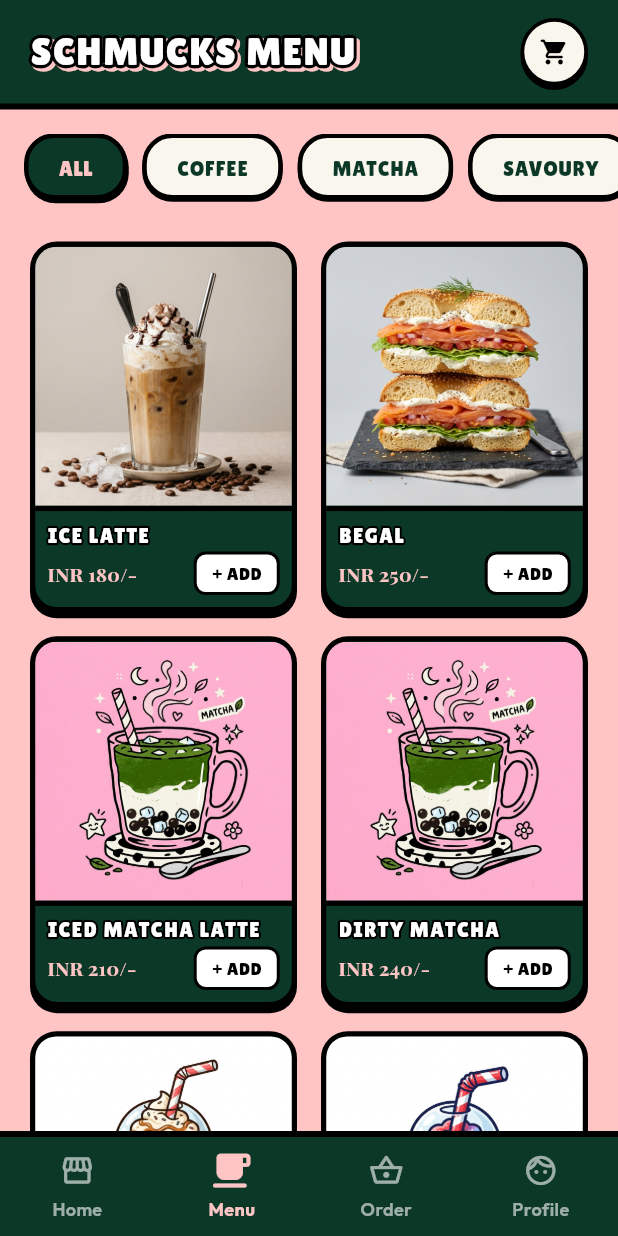
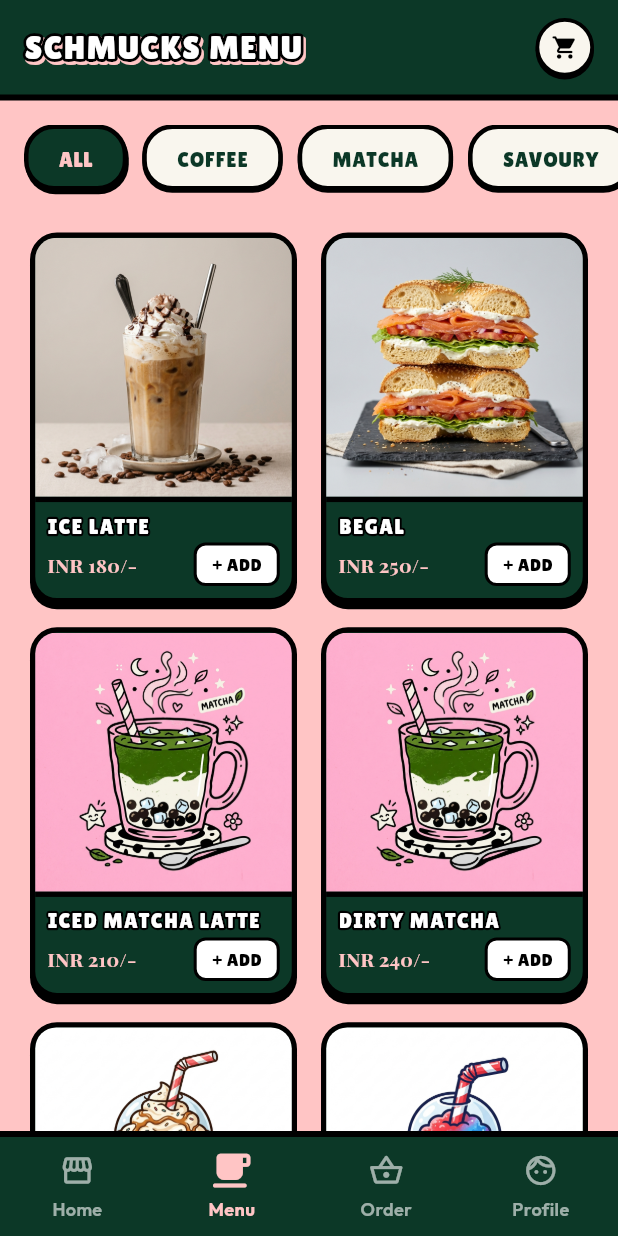
Before and after one commit to tithi0126/Schmucks, a Flutter app: the HomeScreen screen opened directly, item 2 of the bottom bar chosen, on a phone screen of 412 x 824 dp. Run offline on Flutter 3.47's test engine with Material 3 defaults, Android fonts, the phone set to English and light mode, and no system bars; drawn by our look-alikes of flutter_animate; our stand-ins replace google_fonts, shared_preferences; accounts and stored records are empty.

Commit message:
style(appbars): standardise app bar horizontal padding, icon sizes, and title sizes globally

```diff
--- a/lib/features/notifications/views/notification_screen.dart
+++ b/lib/features/notifications/views/notification_screen.dart
@@ -97,7 +97,7 @@ class NotificationScreen extends StatelessWidget {
           const Expanded(
             child: ComicText(
               text: 'NOTIFICATIONS',
-              fontSize: 20,
+              fontSize: 22,
               fillColor: Colors.white,
               strokeColor: Colors.black,
               strokeWidth: 4.0,
--- a/lib/features/orders/views/order_history_screen.dart
+++ b/lib/features/orders/views/order_history_screen.dart
@@ -133,7 +133,7 @@ class OrderHistoryScreen extends StatelessWidget {
           const Expanded(
             child: ComicText(
               text: 'ORDER HISTORY',
-              fontSize: 20,
+              fontSize: 22,
               fillColor: Colors.white,
               strokeColor: Colors.black,
               strokeWidth: 4.0,
--- a/lib/features/settings/views/settings_screen.dart
+++ b/lib/features/settings/views/settings_screen.dart
@@ -171,7 +171,7 @@ class _SettingsScreenState extends State<SettingsScreen> {
           const Expanded(
             child: ComicText(
               text: 'SETTINGS',
-              fontSize: 20,
+              fontSize: 22,
               fillColor: Colors.white,
               strokeColor: Colors.black,
               strokeWidth: 4.0,
--- a/lib/features/shop/views/home_screen.dart
+++ b/lib/features/shop/views/home_screen.dart
@@ -154,10 +154,9 @@ class _HomeScreenState extends State<HomeScreen> {
     return Column(
       key: const ValueKey('home_feed_key'),
       children: [
-        // 1. Deliver to & Notification Row (Solid Green Top Bar)
         Container(
           width: double.infinity,
-          padding: EdgeInsets.fromLTRB(20, 12 + MediaQuery.of(context).padding.top, 20, 12),
+          padding: EdgeInsets.fromLTRB(16, 12 + MediaQuery.of(context).padding.top, 16, 12),
           decoration: const BoxDecoration(
             color: Color(0xFF0C3827),
             border: Border(
@@ -217,7 +216,7 @@ class _HomeScreenState extends State<HomeScreen> {
                   );
                 },
                 child: Container(
-                  padding: const EdgeInsets.all(10),
+                  padding: const EdgeInsets.all(8),
                   decoration: BoxDecoration(
                     color: const Color(0xFFF9F6EE),
                     shape: BoxShape.circle,
@@ -225,7 +224,7 @@ class _HomeScreenState extends State<HomeScreen> {
                     boxShadow: const [
                       BoxShadow(
                         color: Colors.black,
-                        offset: Offset(0, 3),
+                        offset: Offset(0, 2),
                         blurRadius: 0,
                       ),
                     ],
@@ -233,7 +232,7 @@ class _HomeScreenState extends State<HomeScreen> {
                   child: const Icon(
                     Icons.notifications_active_rounded,
                     color: Colors.black,
-                    size: 22,
+                    size: 18,
                   ),
                 ),
               ),
@@ -665,10 +664,9 @@ class _HomeScreenState extends State<HomeScreen> {
     return Column(
       key: const ValueKey('menu_view_key'),
       children: [
-        // Title Bar (Solid Green Top Bar)
         Container(
           width: double.infinity,
-          padding: EdgeInsets.fromLTRB(20, 12 + MediaQuery.of(context).padding.top, 20, 12),
+          padding: EdgeInsets.fromLTRB(16, 12 + MediaQuery.of(context).padding.top, 16, 12),
           decoration: const BoxDecoration(
             color: Color(0xFF0C3827),
             border: Border(
@@ -680,12 +678,12 @@ class _HomeScreenState extends State<HomeScreen> {
             children: [
               const ComicText(
                 text: 'SCHMUCKS MENU',
-                fontSize: 26,
+                fontSize: 22,
                 fillColor: Colors.white, // White fill on Green
                 strokeColor: Colors.black,
-                strokeWidth: 4.5,
+                strokeWidth: 4.0,
                 shadowColor: Color(0xFFFFC5C5), // Pink shadow pop
-                shadowOffset: Offset(2, 2),
+                shadowOffset: Offset(1.5, 1.5),
               ),
               // Small Cart Icon Button with Stagger badge count
               _buildSmallCartBadge(),
@@ -903,7 +901,7 @@ class _HomeScreenState extends State<HomeScreen> {
         alignment: Alignment.topRight,
         children: [
           Container(
-            padding: const EdgeInsets.all(10),
+            padding: const EdgeInsets.all(8),
             decoration: BoxDecoration(
               color: const Color(0xFFF9F6EE),
               shape: BoxShape.circle,
@@ -911,7 +909,7 @@ class _HomeScreenState extends State<HomeScreen> {
               boxShadow: const [
                 BoxShadow(
                   color: Colors.black,
-                  offset: Offset(0, 3),
+                  offset: Offset(0, 2),
                   blurRadius: 0,
                 ),
               ],
@@ -919,7 +917,7 @@ class _HomeScreenState extends State<HomeScreen> {
             child: const Icon(
               Icons.shopping_cart_rounded,
               color: Colors.black,
-              size: 20,
+              size: 18,
             ),
           ),
           if (_cartTotalItems > 0)
@@ -953,11 +951,10 @@ class _HomeScreenState extends State<HomeScreen> {
     return Column(
       key: const ValueKey('cart_view_key'),
       children: [
-        // Title Bar (Solid Green Top Bar)
         Container(
           width: double.infinity,
           alignment: Alignment.center,
-          padding: EdgeInsets.fromLTRB(20, 12 + MediaQuery.of(context).padding.top, 20, 12),
+          padding: EdgeInsets.fromLTRB(16, 12 + MediaQuery.of(context).padding.top, 16, 12),
           decoration: const BoxDecoration(
             color: Color(0xFF0C3827),
             border: Border(
@@ -966,12 +963,12 @@ class _HomeScreenState extends State<HomeScreen> {
           ),
           child: const ComicText(
             text: 'YOUR CART',
-            fontSize: 26,
+            fontSize: 22,
             fillColor: Colors.white, // White fill on Green
             strokeColor: Colors.black,
-            strokeWidth: 4.5,
+            strokeWidth: 4.0,
             shadowColor: Color(0xFFFFC5C5), // Pink shadow pop
-            shadowOffset: Offset(2, 2),
+            shadowOffset: Offset(1.5, 1.5),
           ),
         ),
 
@@ -1474,11 +1471,10 @@ class _HomeScreenState extends State<HomeScreen> {
     return Column(
       key: const ValueKey('profile_view_key'),
       children: [
-        // Title Bar (Solid Green Top Bar)
         Container(
           width: double.infinity,
           alignment: Alignment.center,
-          padding: EdgeInsets.fromLTRB(20, 12 + MediaQuery.of(context).padding.top, 20, 12),
+          padding: EdgeInsets.fromLTRB(16, 12 + MediaQuery.of(context).padding.top, 16, 12),
           decoration: const BoxDecoration(
             color: Color(0xFF0C3827),
             border: Border(
@@ -1487,12 +1483,12 @@ class _HomeScreenState extends State<HomeScreen> {
           ),
           child: const ComicText(
             text: "MY PROFILE",
-            fontSize: 26,
+            fontSize: 22,
             fillColor: Colors.white, // White fill on Green
             strokeColor: Colors.black,
-            strokeWidth: 4.5,
+            strokeWidth: 4.0,
             shadowColor: Color(0xFFFFC5C5), // Pink shadow pop
-            shadowOffset: Offset(2, 2),
+            shadowOffset: Offset(1.5, 1.5),
           ),
         ),
 
--- a/lib/features/shop/views/product_detail_screen.dart
+++ b/lib/features/shop/views/product_detail_screen.dart
@@ -183,7 +183,7 @@ class _ProductDetailScreenState extends State<ProductDetailScreen> {
           Expanded(
             child: ComicText(
               text: widget.product.name,
-              fontSize: 20,
+              fontSize: 22,
               fillColor: Colors.white,
               strokeColor: Colors.black,
               strokeWidth: 4.0,
```
